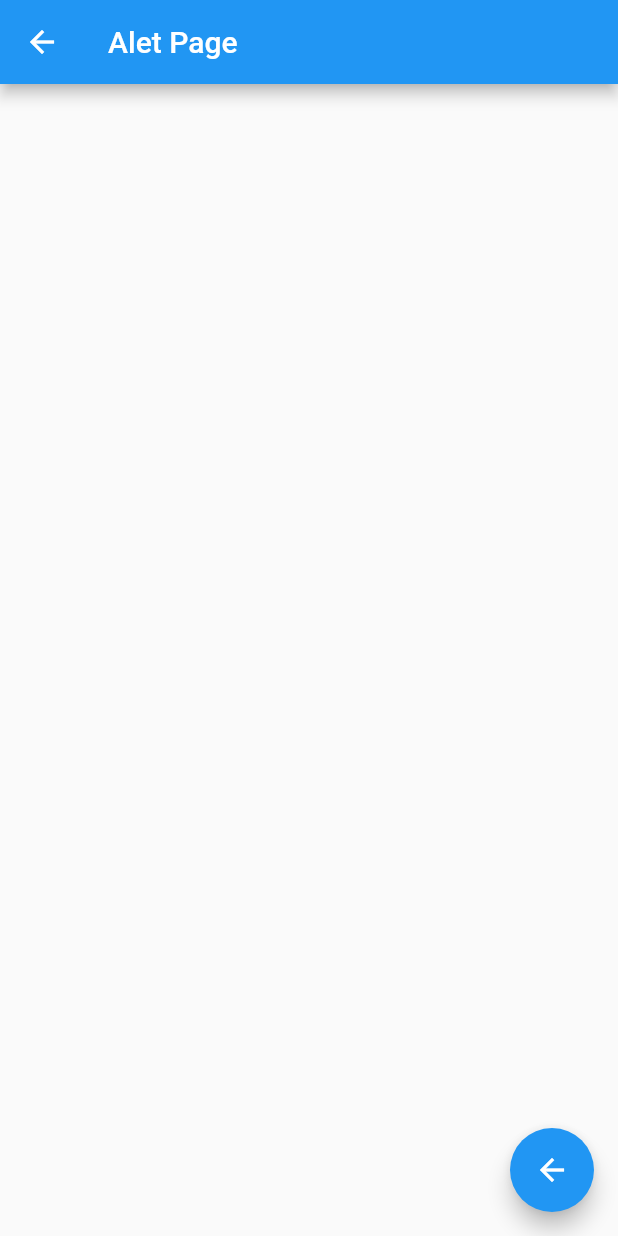
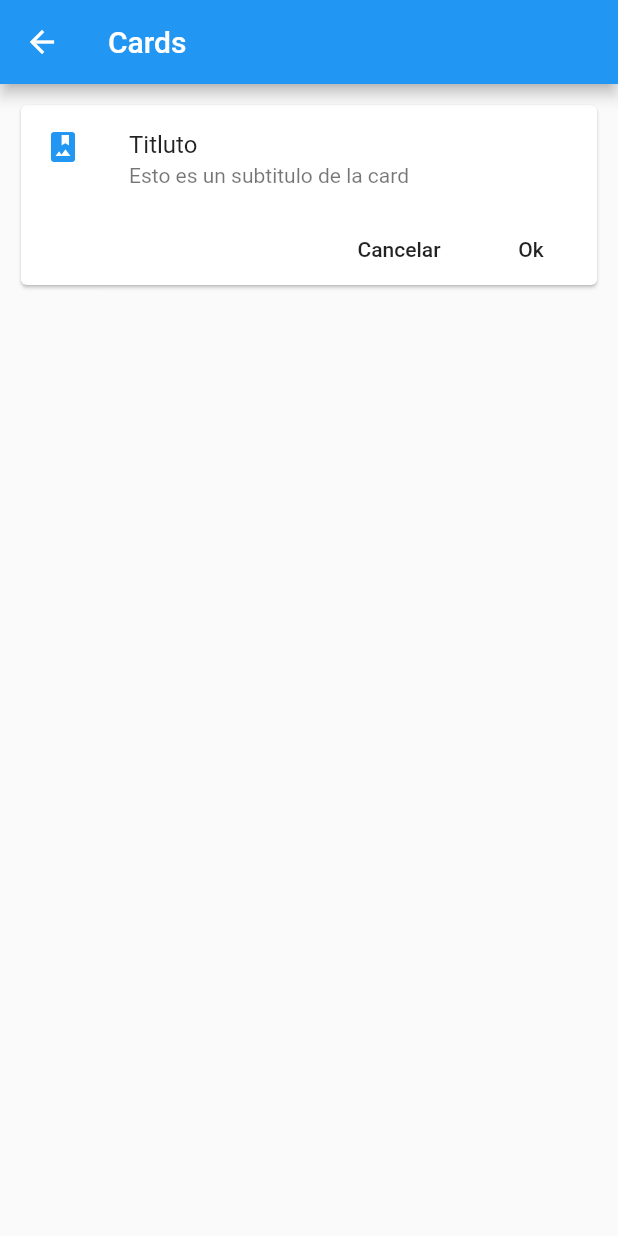
Before and after one commit to edgon85/Componentes---Flutter, a Flutter app: the screen it shows after launch, after a tap on "Cards - Tarjetas", on a phone screen of 412 x 824 dp. Run offline on Flutter 3.47's test engine with Material 2 defaults, Android fonts, the phone set to English and light mode, and no system bars.

Commit message:
Card Widget

```diff
--- a/lib/main.dart
+++ b/lib/main.dart
@@ -1,7 +1,6 @@
-import 'package:componentes/src/routes/routes.dart';
 import 'package:flutter/material.dart';
 
-import 'package:componentes/src/pages/alert_page.dart';
+import 'package:componentes/src/routes/routes.dart';
 
 void main() => runApp(MyApp());
 
@@ -18,12 +17,6 @@ class MyApp extends StatelessWidget {
       //home: HomePage(),
       initialRoute: '/',
       routes: getApplicationRoutes(),
-      onGenerateRoute: (RouteSettings setting){
-        print('Ruta llamada: ${setting.name}');
-        return MaterialPageRoute(
-          builder: (BuildContext context) => AlertPage(),
-        );
-      },
     );
   }
 }
--- /dev/null
+++ b/lib/src/pages/cards_page.dart
@@ -0,0 +1,38 @@
+import 'package:flutter/material.dart';
+
+class CardPage extends StatelessWidget {
+  @override
+  Widget build(BuildContext context) {
+    return Scaffold(
+      appBar: AppBar(
+        title: Text('Cards'),
+      ),
+      body: ListView(
+        padding: EdgeInsets.all(10.0),
+        children: <Widget>[
+          _cardType1()
+        ],
+      ),
+    );
+  }
+
+  Widget _cardType1() {
+    return Card(
+      child: Column(
+        children: <Widget>[
+          ListTile(
+            leading: Icon(Icons.photo_album, color: Colors.blue,),
+            title: Text("Titluto"),
+            subtitle: Text("Esto es un subtitulo de la card"),
+          ),
+          Row(
+            mainAxisAlignment: MainAxisAlignment.end,
+            children: <Widget>[
+            FlatButton(onPressed: (){}, child: Text('Cancelar')),
+            FlatButton(onPressed: (){}, child: Text('Ok')),
+          ],)
+        ],
+      ),
+    );
+  }
+}
--- a/lib/src/routes/routes.dart
+++ b/lib/src/routes/routes.dart
@@ -3,12 +3,13 @@ import 'package:flutter/material.dart';
 import 'package:componentes/src/home_page.dart';
 import 'package:componentes/src/pages/alert_page.dart';
 import 'package:componentes/src/pages/avatar_page.dart';
+import 'package:componentes/src/pages/cards_page.dart';
 
-Map<String, WidgetBuilder> getApplicationRoutes(){
-
+Map<String, WidgetBuilder> getApplicationRoutes() {
   return <String, WidgetBuilder>{
     '/': (BuildContext context) => HomePage(),
     'alert': (BuildContext context) => AlertPage(),
     'avatar': (BuildContext context) => AvatarPage(),
+    'card': (BuildContext context) => CardPage(),
   };
 }
```
